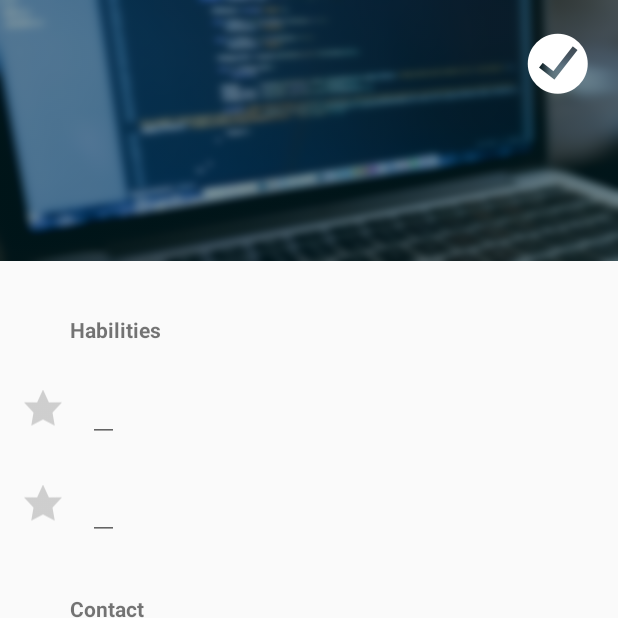
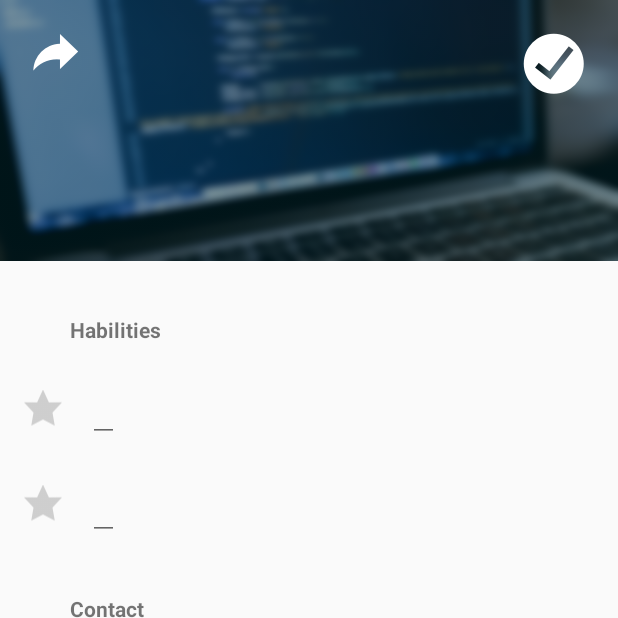
Before and after one commit to mitramejia/ecard, an Android app: the screen it shows after launch (MainActivity), on a phone screen of 412 x 824 dp, the top half of it. Run offline under Robolectric (Android 15) with nearby library versions, the phone set to English and light mode, and no system bars; 6 statements that could not run were skipped.

Commit message:
Add share via nfc button

```diff
--- a/app/src/main/res/layout/activity_main.xml
+++ b/app/src/main/res/layout/activity_main.xml
@@ -219,7 +219,7 @@
             android:layout_gravity="bottom|left"
             android:layout_marginBottom="10dp" />
 
-    </GridLayout>
+        </GridLayout>
 
     </ScrollView>
 
@@ -230,10 +230,23 @@
         android:layout_marginTop="22dp"
         android:layout_alignParentTop="true"
         android:layout_alignParentEnd="true"
-        android:layout_marginEnd="19dp"
+        android:layout_marginEnd="22dp"
         android:background="@color/transparent"
         android:src="@mipmap/icon_done"
         android:onClick="updateUserProfile" />
 
+    <ImageButton
+        android:layout_width="wrap_content"
+        android:layout_height="wrap_content"
+        android:id="@+id/buttonShareViaNFc"
+        android:background="@color/transparent"
+        android:src="@mipmap/icon_share"
+        android:onClick="shareViaNfc"
+        android:layout_alignTop="@+id/buttonEditProfile"
+        android:layout_alignParentStart="true"
+        android:layout_marginStart="22dp"
+        android:scrollIndicators="bottom"
+        android:focusableInTouchMode="true" />
+
 
 </RelativeLayout>
```
Also changed, not shown: app/src/main/res/mipmap-hdpi/icon_share.png (added).
